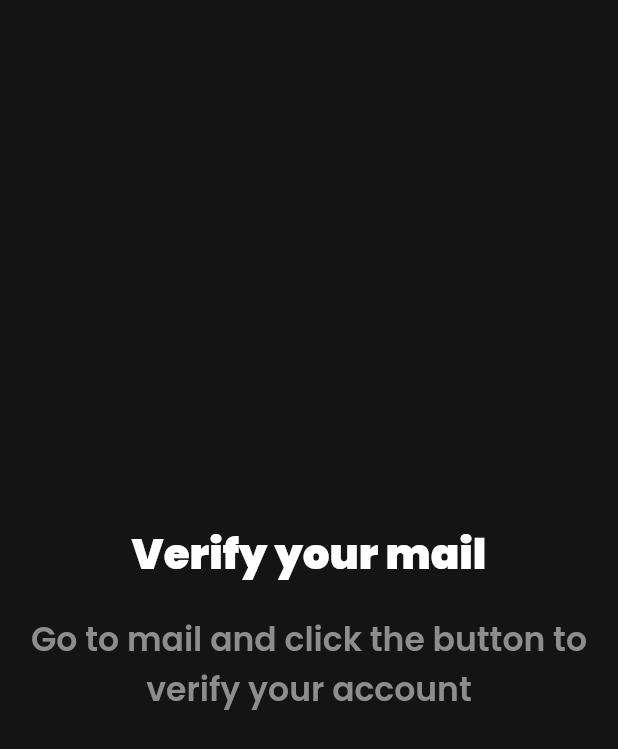
After one commit to rahat-hub/crypto_app, a Flutter app: the PasswordRecoveryConfirmPageMobilePortrait screen opened directly, on a phone screen of 412 x 824 dp. The commit adds this screen. Shown: the top 749 px of the screen. Run offline on Flutter 3.47's test engine with Material 2 defaults, Android fonts, the phone set to English and light mode, and no system bars; our stand-ins replace flutter_form_builder, flutter_svg, form_builder_validators, get, google_fonts, introduction_screen and 1 more.

Commit message:
add RecoveryPassword and SingUp Screen

```diff
--- /dev/null
+++ b/lib/modules/password_recovery/passwordRecoveryConfirm/password_recovey_confirm/passwordRecoveryConfirmDevice/passwordRecoveryConfirmMobile.dart
@@ -0,0 +1,46 @@
+import 'package:crypto_app/modules/password_recovery/passwordRecoveryConfirm/password_recovey_confirm/password_recovey_confirm_logic.dart';
+import 'package:crypto_app/shared/constants/colors.dart';
+import 'package:flutter/material.dart';
+import 'package:get/get.dart';
+import 'package:responsive_builder/responsive_builder.dart';
+
+import '../../../../../shared/constants/font_sizes.dart';
+import '../../../../../widgets/texts.dart';
+
+class PasswordRecoveryConfirmPageMobilePortrait extends GetView<Password_recovey_confirmLogic> {
+
+  final SizingInformation? sizingInformation;
+
+  const PasswordRecoveryConfirmPageMobilePortrait({Key? key,this.sizingInformation})
+      : super(key: key);
+
+  @override
+  Widget build(BuildContext context) {
+    Get.find<Password_recovey_confirmLogic>();
+    return Scaffold(
+      backgroundColor: ConstColors.BACKGROUND,
+      body: Center(
+        child: Column(
+          mainAxisAlignment: MainAxisAlignment.center,
+          children: [
+            Texts.texts(texts: 'Verify your mail',align: TextAlign.center,textSize: FontSizes.LARGE,fontWeight: FontWeight.w900,colors: ConstColors.TEXTWHITE),
+            SizedBox(height: 20,),
+            Texts.texts(texts: 'Go to mail and click the button to verify your account',align: TextAlign.center,textSize: FontSizes.BIG,fontWeight: FontWeight.w600,colors: ConstColors.TEXTGREY),
+          ],
+        ),
+      ),
+    );
+  }
+}
+
+class PasswordRecoveryConfirmPageMobileLandscape extends GetView<Password_recovey_confirmLogic> {
+  final SizingInformation? sizingInformation;
+  const PasswordRecoveryConfirmPageMobileLandscape({Key? key, this.sizingInformation})
+      : super(key: key);
+
+  @override
+  Widget build(BuildContext context) {
+    Get.find<Password_recovey_confirmLogic>();
+    return Container();
+  }
+}
--- /dev/null
+++ b/lib/modules/password_recovery/passwordRecoveryConfirm/password_recovey_confirm/password_recovey_confirm_binding.dart
@@ -0,0 +1,10 @@
+import 'package:get/get.dart';
+
+import 'password_recovey_confirm_logic.dart';
+
+class Password_recovey_confirmBinding extends Bindings {
+  @override
+  void dependencies() {
+    Get.lazyPut(() => Password_recovey_confirmLogic());
+  }
+}
--- /dev/null
+++ b/lib/modules/password_recovery/passwordRecoveryConfirm/password_recovey_confirm/password_recovey_confirm_logic.dart
@@ -0,0 +1,28 @@
+import 'package:get/get.dart';
+
+import '../../../../routes/app-pages.dart';
+
+class Password_recovey_confirmLogic extends GetxController {
+
+  @override
+  void onInit() {
+    // TODO: implement onInit
+    super.onInit();
+    _navigatetohome();
+  }
+  _navigatetohome() async{
+    await Future.delayed(Duration(milliseconds: 3000),(){});
+    Get.offNamed(AppPages.SIGNIN);
+  }
+  @override
+  void onReady() {
+    // TODO: implement onReady
+    super.onReady();
+  }
+
+  @override
+  void onClose() {
+    // TODO: implement onClose
+    super.onClose();
+  }
+}
--- a/lib/modules/password_recovery/password_recovery_logic.dart
+++ b/lib/modules/password_recovery/password_recovery_logic.dart
@@ -1,6 +1,12 @@
+import 'package:flutter/material.dart';
+import 'package:flutter_form_builder/flutter_form_builder.dart';
 import 'package:get/get.dart';
 
 class PasswordRecoveryLogic extends GetxController {
+
+  var formKey = GlobalKey<FormBuilderState>();
+  var emailFieldKey = GlobalKey<FormBuilderFieldState>();
+
   @override
   void onReady() {
     // TODO: implement onReady
--- a/lib/modules/splash/splashDevice/splashMobile.dart
+++ b/lib/modules/splash/splashDevice/splashMobile.dart
@@ -4,6 +4,7 @@ import 'package:flutter_svg/svg.dart';
 import 'package:get/get.dart';
 import 'package:responsive_builder/responsive_builder.dart';
 import '../../../shared/assets/images.dart';
+import '../../../shared/constants/colors.dart';
 import '../../../shared/constants/font_sizes.dart';
 import '../../../widgets/texts.dart';
 class SplashPageMobilePortrait extends GetView<SplashLogic> {
@@ -14,7 +15,7 @@ class SplashPageMobilePortrait extends GetView<SplashLogic> {
   Widget build(BuildContext context) {
     Get.find<SplashLogic>();
     return Scaffold(
-      backgroundColor: Colors.black87,
+      backgroundColor: ConstColors.BACKGROUND,
       body: Center(
         child: Column(
           mainAxisAlignment: MainAxisAlignment.center,
--- a/lib/routes/app-pages.dart
+++ b/lib/routes/app-pages.dart
@@ -4,5 +4,6 @@ abstract class AppPages{
   static const String SIGNIN = '/signin';
   static const String SIGNUP = '/signup';
   static const String PASSWORDRECOVERY = '/passwordrecovery';
+  static const String PASSWORDRECOVERYCONFIRM = '/passwordrecoveryconfirm';
   static const String DASHBOARD = '/dashboard';
 }
--- a/lib/routes/app-routes.dart
+++ b/lib/routes/app-routes.dart
@@ -1,13 +1,17 @@
 import 'package:crypto_app/modules/dashboard/dashboard_binding.dart';
-import 'package:crypto_app/modules/dashboard/dashboard_logic.dart';
+import 'package:crypto_app/modules/dashboard/dashboard_view.dart';
 import 'package:crypto_app/modules/introduction/introduction_binding.dart';
 import 'package:crypto_app/modules/introduction/introduction_view.dart';
+import 'package:crypto_app/modules/password_recovery/password_recovery_binding.dart';
+import 'package:crypto_app/modules/password_recovery/password_recovery_view.dart';
 import 'package:crypto_app/modules/sign_in/sign_in_binding.dart';
 import 'package:crypto_app/modules/splash/splash_binding.dart';
-import 'package:get/get.dart';
-
-import '../modules/dashboard/dashboard_view.dart';
+import 'package:get/get_navigation/src/routes/get_route.dart';
+import '../modules/password_recovery/passwordRecoveryConfirm/password_recovey_confirm/password_recovey_confirm_binding.dart';
+import '../modules/password_recovery/passwordRecoveryConfirm/password_recovey_confirm/password_recovey_confirm_view.dart';
 import '../modules/sign_in/sign_in_view.dart';
+import '../modules/sign_up/sign_up_binding.dart';
+import '../modules/sign_up/sign_up_view.dart';
 import '../modules/splash/splash_view.dart';
 import 'app-pages.dart';
 
@@ -36,11 +40,32 @@ class AppRoutes{
       ]
     ),
     GetPage(
+        name: AppPages.SIGNUP,
+        page: () => const SignUpPage(),
+        bindings: [
+          SignUpBinding(),
+        ]
+    ),
+    GetPage(
+        name: AppPages.PASSWORDRECOVERY,
+        page: () => const PasswordRecoveryPage(),
+        bindings: [
+          PasswordRecoveryBinding(),
+        ]
+    ),
+    GetPage(
+        name: AppPages.PASSWORDRECOVERYCONFIRM,
+        page: () => Password_recovey_confirmPage(),
+        bindings: [
+          Password_recovey_confirmBinding(),
+        ]
+    ),
+    GetPage(
         name: AppPages.DASHBOARD,
-        page: () => const DashboardPage(),
-        bindings: [
-          DashboardBinding(),
-        ]
+      page: () => DashboardPage(),
+      bindings: [
+        DashboardBinding(),
+      ]
     ),
   ];
 }
```
Also changed, not shown: lib/modules/password_recovery/passwordRecoveryConfirm/password_recovey_confirm/passwordRecoveryConfirmDevice/passwordRecoveryConfirmTablet.dart (added, +30 -0 lines), lib/modules/password_recovery/passwordRecoveryConfirm/password_recovey_confirm/password_recovey_confirm_view.dart (added, +31 -0 lines), lib/modules/password_recovery/passwordRecoveryDevice/passwordRecoveryMobile.dart (added, +98 -0 lines), lib/modules/password_recovery/passwordRecoveryDevice/passwordRecoveryTablet.dart (added, +25 -0 lines), lib/modules/password_recovery/password_recovery_view.dart (+19 -1 lines), lib/modules/sign_in/signInDevice/signInMobile.dart (+9 -6 lines), lib/modules/sign_up/signUpDevice/signUpMobile.dart (added, +132 -0 lines), lib/modules/sign_up/signUpDevice/signUpTablet.dart (added, +27 -0 lines), lib/modules/sign_up/sign_up_logic.dart (+9 -0 lines), lib/modules/sign_up/sign_up_view.dart (+19 -1 lines), lib/widgets/views.dart (+4 -6 lines).
